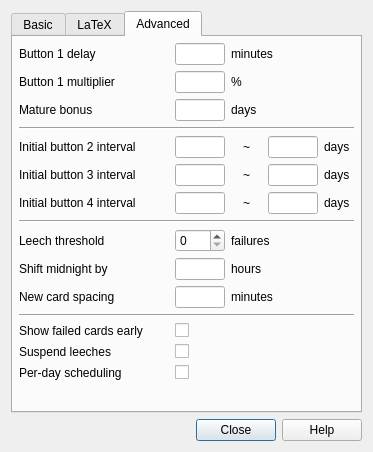
Old version of the form designer/deckproperties.ui in the repository ankitects/anki.
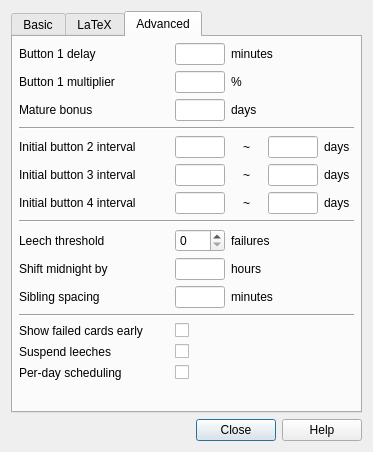
New version of the form. The open tabs and pages were chosen to show the change.

Commit message: new card spacing > sibling spacing

```diff
--- a/designer/deckproperties.ui
+++ b/designer/deckproperties.ui
@@ -664,7 +664,7 @@
          <item row="10" column="0">
           <widget class="QLabel" name="label_12">
            <property name="text">
-            <string>New card spacing</string>
+            <string>Sibling spacing</string>
            </property>
           </widget>
          </item>
```
